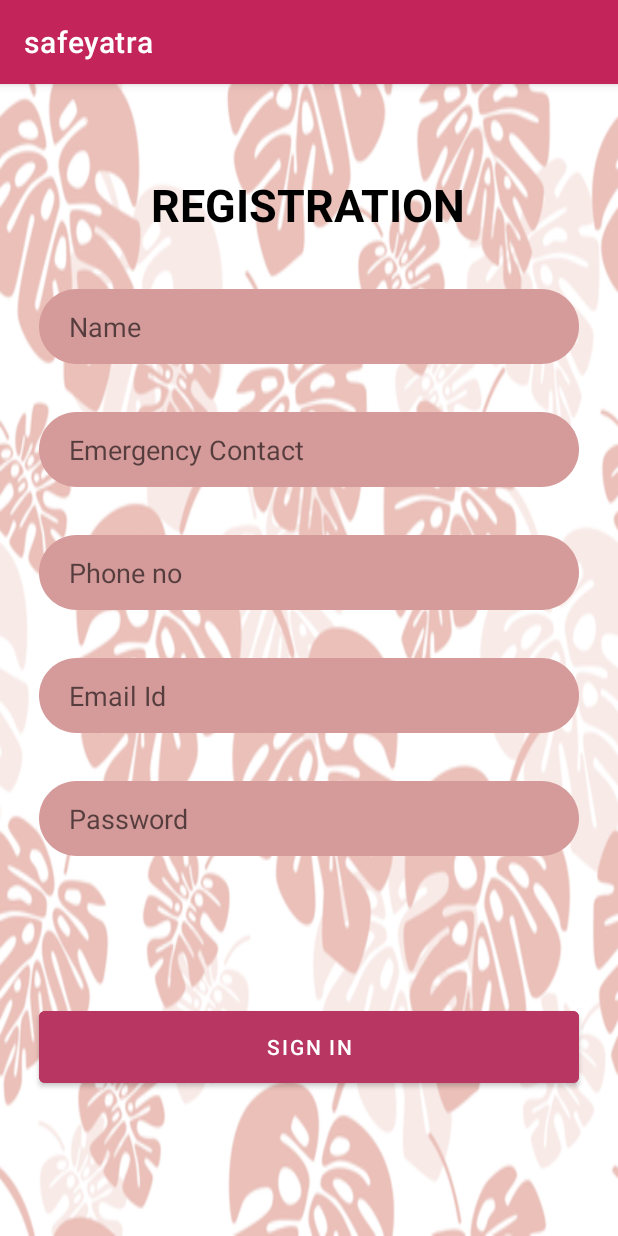
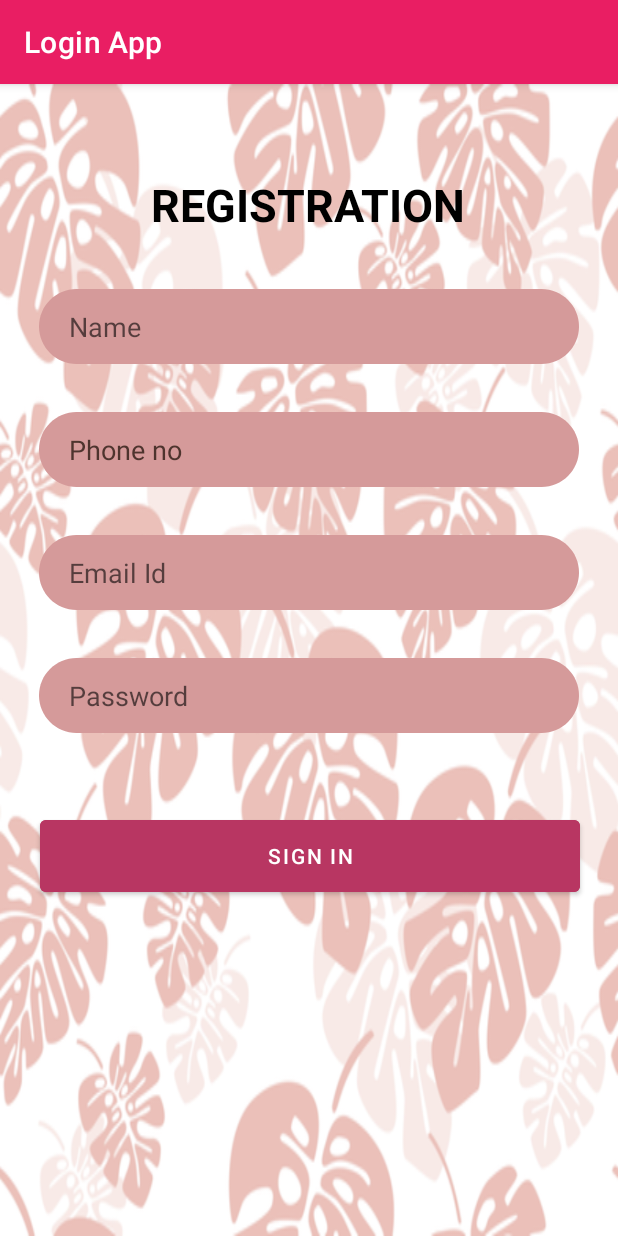
Before and after one commit to priyanshsen19/LoginApp, an Android app: the SignupActivity screen opened directly, with no data from a screen before it, on a phone screen of 412 x 824 dp. Run offline under Robolectric (Android 15) with nearby library versions, the phone set to English and light mode, and no system bars; our stand-ins replace Firebase (no records; nobody signed in at launch, a user with empty details on screens opened directly); 3 statements that could not run were skipped.

Commit message:
second commit

```diff
--- a/app/src/main/java/com/example/safeyatra/SignupActivity.kt
+++ b/app/src/main/java/com/example/safeyatra/SignupActivity.kt
@@ -3,11 +3,8 @@ package com.example.safeyatra
 import androidx.appcompat.app.AppCompatActivity
 import android.os.Bundle
 import android.content.Intent
-import android.text.TextUtils
 import android.widget.Button
-import android.widget.EditText
 import android.widget.Toast
-import com.google.android.gms.tasks.OnCompleteListener
 import com.google.firebase.auth.FirebaseAuth
 import com.google.firebase.database.DatabaseReference
 import com.example.safeyatra.databinding.ActivitySignupBinding
@@ -17,11 +14,6 @@ class SignupActivity : AppCompatActivity() {
     private lateinit var auth: FirebaseAuth
     private lateinit var binding : ActivitySignupBinding
     private lateinit var database : DatabaseReference
-
-    private lateinit var emailEt: EditText
-    private lateinit var passwordEt: EditText
-
-    private lateinit var signUpBtn: Button
     private lateinit var loginBtn: Button
 
     override fun onCreate(savedInstanceState: Bundle?) {
@@ -37,7 +29,7 @@ class SignupActivity : AppCompatActivity() {
         binding.loginBtn.setOnClickListener {
 
             val name = binding.name.text.toString()
-            val emergencycontact = binding.emergencycontact.text.toString()
+
             val phoneno = binding.phoneno.text.toString()
             val emailid = binding.email.text.toString()
             val password = binding.pass.text.toString()
@@ -45,8 +37,8 @@ class SignupActivity : AppCompatActivity() {
 
 
             database = FirebaseDatabase.getInstance().getReference("Users")
-            val User = User(name,emergencycontact, phoneno,emailid, password)
-            database.child(name).setValue(User).addOnSuccessListener {
+            val user = User(name, phoneno,emailid, password)
+            database.child(name).setValue(user).addOnSuccessListener {
                 Toast.makeText(this,"Successfully Saved",Toast.LENGTH_SHORT).show()
                 auth.createUserWithEmailAndPassword(emailid, password).addOnCompleteListener(this)
                 { task ->
@@ -63,7 +55,6 @@ class SignupActivity : AppCompatActivity() {
                 Toast.makeText(this,"Failed",Toast.LENGTH_SHORT).show()
             }
             binding.email.text.clear()
-            binding.emergencycontact.text.clear()
             binding.phoneno.text.clear()
             binding.pass.text.clear()
 
--- a/app/src/main/java/com/example/safeyatra/User.kt
+++ b/app/src/main/java/com/example/safeyatra/User.kt
@@ -1,6 +1,6 @@
 package com.example.safeyatra
 
-data class User(val name : String? = null,val emergencycontact : String? = null,val phoneno : String? = null,val email : String? = null,val pass:String?=null){
+data class User(val name : String? = null,val phoneno : String? = null,val email : String? = null,val pass:String?=null){
 
 
 }
--- a/app/src/main/res/layout/activity_main.xml
+++ b/app/src/main/res/layout/activity_main.xml
@@ -64,7 +64,7 @@
             android:layout_width="match_parent"
             android:layout_height="56dp"
             android:layout_marginTop="32dp"
-            android:background="@color/green"
+            android:background="@color/maroon"
             android:text="@string/login_btn" />
 
         <TextView
--- a/app/src/main/res/layout/activity_signup.xml
+++ b/app/src/main/res/layout/activity_signup.xml
@@ -32,27 +32,14 @@
             android:layout_marginTop="36dp"
             android:background="@drawable/input"
             android:hint="@string/name"
+            android:inputType="text"
             android:paddingStart="20dp"
             android:paddingEnd="20dp"
             app:layout_constraintEnd_toEndOf="parent"
             app:layout_constraintStart_toStartOf="parent"
             app:layout_constraintTop_toBottomOf="@+id/textView2"
-            android:inputType="text"
-            tools:ignore="Autofill" />
+            tools:ignore="Autofill,TextContrastCheck,TextContrastCheck" />
 
-        <EditText
-            android:id="@+id/emergencycontact"
-            android:layout_width="360dp"
-            android:layout_height="50dp"
-            android:layout_marginTop="32dp"
-            android:background="@drawable/input"
-            android:hint="@string/emergency_contact"
-            android:paddingStart="20dp"
-            app:layout_constraintEnd_toEndOf="parent"
-            app:layout_constraintStart_toStartOf="parent"
-            app:layout_constraintTop_toBottomOf="@+id/name"
-            tools:ignore="Autofill,RtlSymmetry"
-            android:inputType="number" />
 
         <EditText
             android:id="@+id/phoneno"
@@ -61,13 +48,14 @@
             android:layout_marginTop="32dp"
             android:background="@drawable/input"
             android:hint="@string/phone_no"
+            android:inputType="number"
             android:paddingStart="20dp"
             android:paddingEnd="20dp"
+            android:textColorHint="#4E342E"
             app:layout_constraintEnd_toEndOf="parent"
             app:layout_constraintStart_toStartOf="parent"
-            app:layout_constraintTop_toBottomOf="@+id/emergencycontact"
-            android:inputType="number"
-            tools:ignore="Autofill,TextFields" />
+            app:layout_constraintTop_toBottomOf="@+id/name"
+            tools:ignore="Autofill,TextFields,TextContrastCheck,TextContrastCheck" />
 
         <EditText
             android:id="@+id/email"
@@ -76,13 +64,14 @@
             android:layout_marginTop="32dp"
             android:background="@drawable/input"
             android:hint="@string/email_id"
+            android:inputType="textEmailAddress"
             android:paddingStart="20dp"
             android:paddingEnd="20dp"
             app:layout_constraintEnd_toEndOf="parent"
             app:layout_constraintStart_toStartOf="parent"
             app:layout_constraintTop_toBottomOf="@+id/phoneno"
-            android:inputType="textEmailAddress"
-            tools:ignore="Autofill" />
+            tools:ignore="Autofill,TextContrastCheck,TextContrastCheck" />
+
         <EditText
             android:id="@+id/pass"
             android:layout_width="360dp"
@@ -90,25 +79,26 @@
             android:layout_marginTop="32dp"
             android:background="@drawable/input"
             android:hint="@string/password"
+            android:inputType="textPassword"
             android:paddingStart="20dp"
             android:paddingEnd="20dp"
             app:layout_constraintEnd_toEndOf="parent"
             app:layout_constraintStart_toStartOf="parent"
             app:layout_constraintTop_toBottomOf="@+id/email"
-            android:inputType="textPassword"
-            tools:ignore="Autofill" />
+            tools:ignore="Autofill,TextContrastCheck,TextContrastCheck" />
 
         <Button
             android:id="@+id/login_btn"
             android:layout_width="360dp"
             android:layout_height="60dp"
             android:layout_gravity="center_horizontal"
-            android:layout_marginTop="612dp"
+            android:layout_marginTop="52dp"
             android:backgroundTint="#B83662"
             android:text="@string/sign_in"
             app:layout_constraintEnd_toEndOf="parent"
+            app:layout_constraintHorizontal_bias="0.509"
             app:layout_constraintStart_toStartOf="parent"
-            app:layout_constraintTop_toTopOf="parent" />
+            app:layout_constraintTop_toBottomOf="@+id/pass" />
 
     </androidx.constraintlayout.widget.ConstraintLayout>
 
--- a/app/src/main/res/values-night/themes.xml
+++ b/app/src/main/res/values-night/themes.xml
@@ -1,13 +1,13 @@
 <resources xmlns:tools="http://schemas.android.com/tools">
     <!-- Base application theme. -->
-    <style name="Theme.Safeyatra" parent="Theme.MaterialComponents.DayNight.DarkActionBar">
+    <style name="Theme.Safeyatra" parent="Theme.MaterialComponents.Light.DarkActionBar">
         <!-- Primary brand color. -->
-        <item name="colorPrimary">@color/purple_200</item>
-        <item name="colorPrimaryVariant">@color/green</item>
-        <item name="colorOnPrimary">@color/black</item>
+        <item name="colorPrimary">@color/purple_700</item>
+        <item name="colorPrimaryVariant">@color/maroon</item>
+        <item name="colorOnPrimary">@color/white</item>
         <!-- Secondary brand color. -->
         <item name="colorSecondary">@color/teal_200</item>
-        <item name="colorSecondaryVariant">@color/teal_200</item>
+        <item name="colorSecondaryVariant">@color/teal_700</item>
         <item name="colorOnSecondary">@color/black</item>
         <!-- Status bar color. -->
         <item name="android:statusBarColor" tools:targetApi="l">?attr/colorPrimaryVariant</item>
--- a/app/src/main/res/values/colors.xml
+++ b/app/src/main/res/values/colors.xml
@@ -2,8 +2,8 @@
 <resources>
     <color name="purple_200">#E895F1</color>
     <color name="purple_500">#D59A9A</color>
-    <color name="purple_700">#289948</color>
-    <color name="green">#267529</color>
+    <color name="purple_700">#E91E63</color>
+    <color name="maroon">#872546</color>
     <color name="teal_200">#FF03DAC5</color>
     <color name="teal_700">#FF018786</color>
     <color name="black">#FF000000</color>
--- a/app/src/main/res/values/strings.xml
+++ b/app/src/main/res/values/strings.xml
@@ -1,5 +1,5 @@
 <resources>
-    <string name="app_name">safeyatra</string>
+    <string name="app_name">Login App</string>
     <string name="logged_in">logged In</string>
     <string name="signup_btn">Signup</string>
     <string name="email_hint">Email</string>
--- a/app/src/main/res/values/themes.xml
+++ b/app/src/main/res/values/themes.xml
@@ -1,9 +1,9 @@
 <resources xmlns:tools="http://schemas.android.com/tools">
     <!-- Base application theme. -->
-    <style name="Theme.Safeyatra" parent="Theme.MaterialComponents.DayNight.DarkActionBar">
+    <style name="Theme.Safeyatra" parent="Theme.MaterialComponents.Light.DarkActionBar">
         <!-- Primary brand color. -->
-        <item name="colorPrimary">#C3255B</item>
-        <item name="colorPrimaryVariant">#872546</item>
+        <item name="colorPrimary">@color/purple_700</item>
+        <item name="colorPrimaryVariant">@color/maroon</item>
         <item name="colorOnPrimary">@color/white</item>
         <!-- Secondary brand color. -->
         <item name="colorSecondary">@color/teal_200</item>
--- a/build.gradle
+++ b/build.gradle
@@ -5,7 +5,7 @@ buildscript {
         mavenCentral()
     }
     dependencies {
-        classpath "com.android.tools.build:gradle:7.0.3"
+        classpath 'com.android.tools.build:gradle:7.1.2'
         classpath "org.jetbrains.kotlin:kotlin-gradle-plugin:1.5.31"
         classpath 'com.google.gms:google-services:4.3.10'
 
```
Also changed, not shown: app/build.gradle (+6 -5 lines), app/src/main/AndroidManifest.xml (+3 -4 lines), gradle/wrapper/gradle-wrapper.properties.
